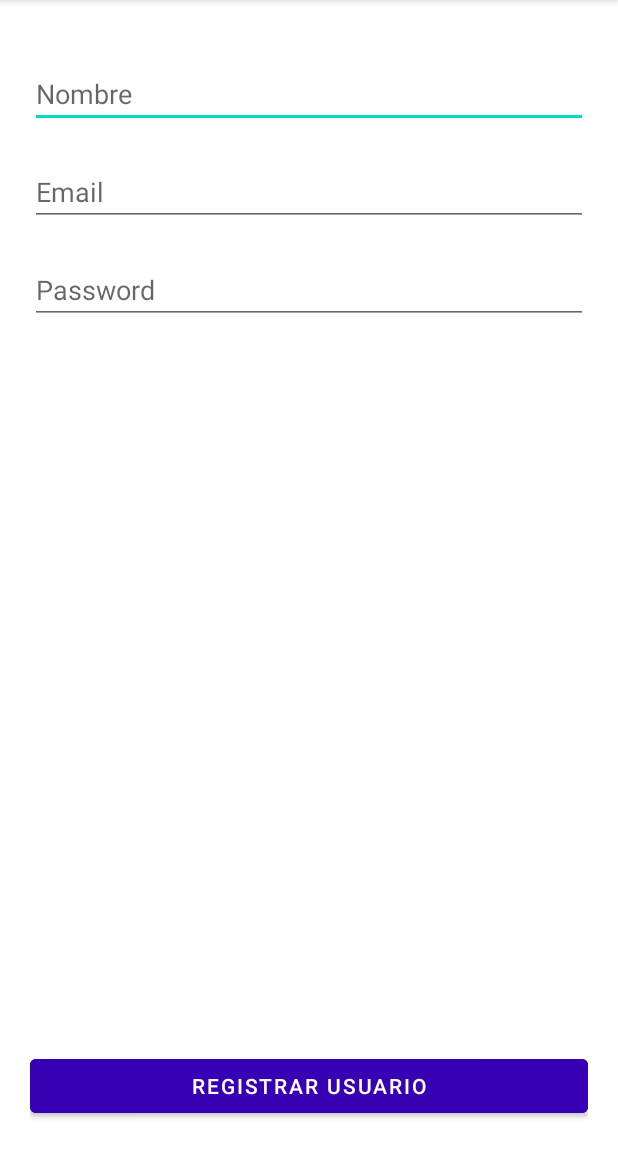
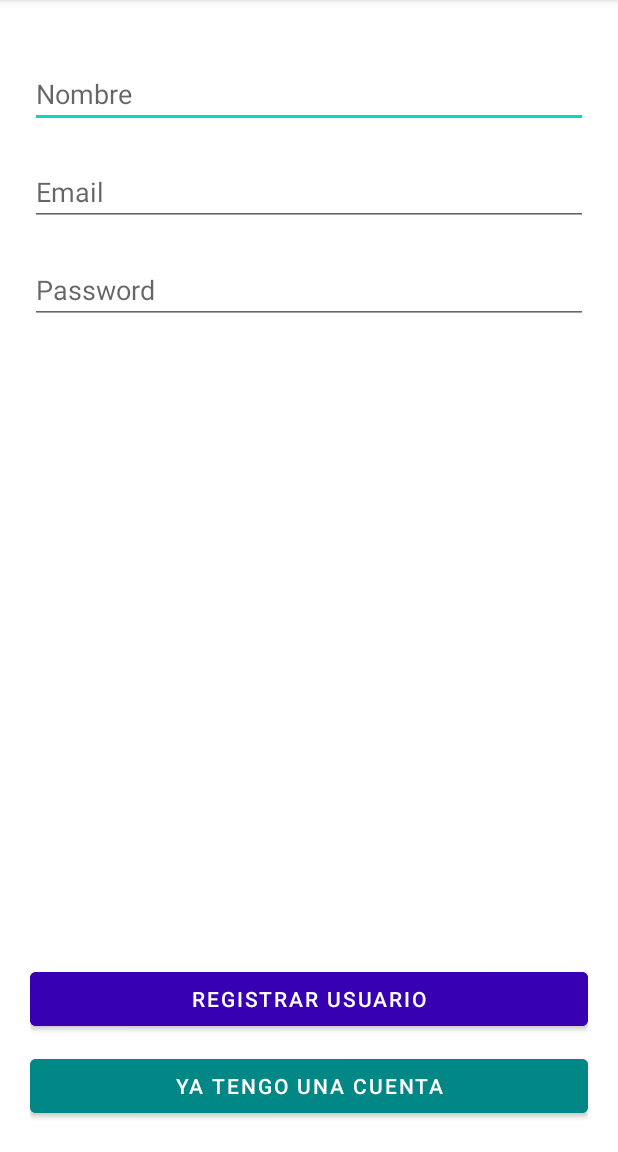
Before and after one commit to robotech412/app_pets, an Android app: the screen it shows after launch (MainActivity), on a phone screen of 412 x 824 dp, the part 84-1236 px from its top. Run offline under Robolectric (Android 15) with nearby library versions, the phone set to English and light mode, and no system bars; our stand-ins replace Firebase (no records; nobody signed in at launch, a user with empty details on screens opened directly).

```diff
--- a/app/src/main/AndroidManifest.xml
+++ b/app/src/main/AndroidManifest.xml
@@ -9,7 +9,8 @@
         android:roundIcon="@mipmap/ic_launcher_round"
         android:supportsRtl="true"
         android:theme="@style/Theme.App_pets">
-        <activity android:name=".ProfileActivity"></activity>
+        <activity android:name=".LoginActivity"></activity>
+        <activity android:name=".ProfileActivity" />
         <activity android:name=".MainActivity">
             <intent-filter>
                 <action android:name="android.intent.action.MAIN" />
--- a/app/src/main/java/com/example/app_pets/MainActivity.java
+++ b/app/src/main/java/com/example/app_pets/MainActivity.java
@@ -26,6 +26,7 @@ public class MainActivity extends AppCompatActivity {
     private EditText mEditTextEmail;
     private EditText mEditTextPassword;
     private Button mButtonRegister;
+    private Button mButtonSendToLogin;
 
     //variables de los datos a registrar
 
@@ -48,6 +49,7 @@ public class MainActivity extends AppCompatActivity {
         mEditTextEmail=(EditText) findViewById(R.id.editTextEmail);
         mEditTextPassword=(EditText)findViewById(R.id.ediTextPassword);
         mButtonRegister=(Button)findViewById(R.id.btnRegister);
+        mButtonSendToLogin=(Button)findViewById(R.id.btnSendToLogin);
 
         mButtonRegister.setOnClickListener(new View.OnClickListener() {
             @Override
@@ -67,6 +69,14 @@ public class MainActivity extends AppCompatActivity {
                 }
                 else
                     Toast.makeText(MainActivity.this,"Debe completar los campos",Toast.LENGTH_SHORT).show();
+            }
+        });
+
+        mButtonSendToLogin.setOnClickListener(new View.OnClickListener() {
+            @Override
+            public void onClick(View v) {
+                startActivity(new Intent(MainActivity.this,LoginActivity.class));
+                //finish();
             }
         });
     }
--- a/app/src/main/res/layout/activity_main.xml
+++ b/app/src/main/res/layout/activity_main.xml
@@ -45,6 +45,16 @@
             android:textColor="@android:color/white">
         </Button>
 
+          <Button
+              android:id="@+id/btnSendToLogin"
+              android:layout_width="match_parent"
+              android:layout_height="wrap_content"
+              android:text="YA TENGO UNA CUENTA"
+              android:backgroundTint="@color/teal_700"
+              android:layout_marginTop="10dp"
+              android:textColor="@android:color/white">
+          </Button>
+
        </LinearLayout>
 
 </LinearLayout>
```
Also changed, not shown: app/src/main/java/com/example/app_pets/LoginActivity.java (added, +70 -0 lines), app/src/main/java/com/example/app_pets/ProfileActivity.java (+21 -0 lines), app/src/main/res/layout/activity_login.xml (added, +43 -0 lines), app/src/main/res/layout/activity_profile.xml (+8 -0 lines).
